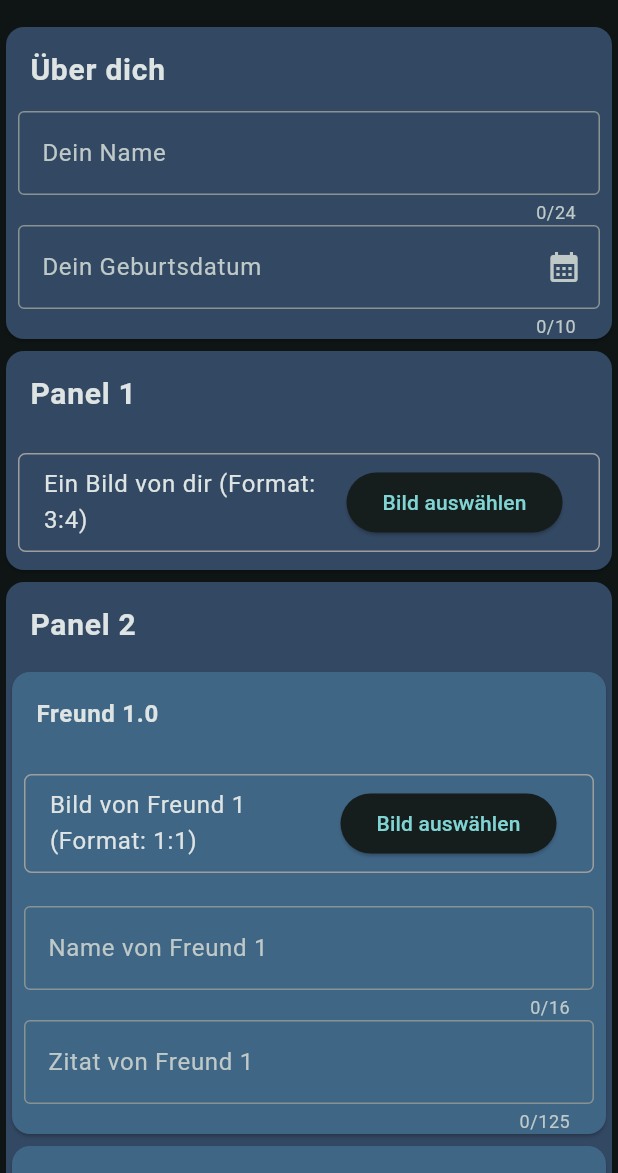
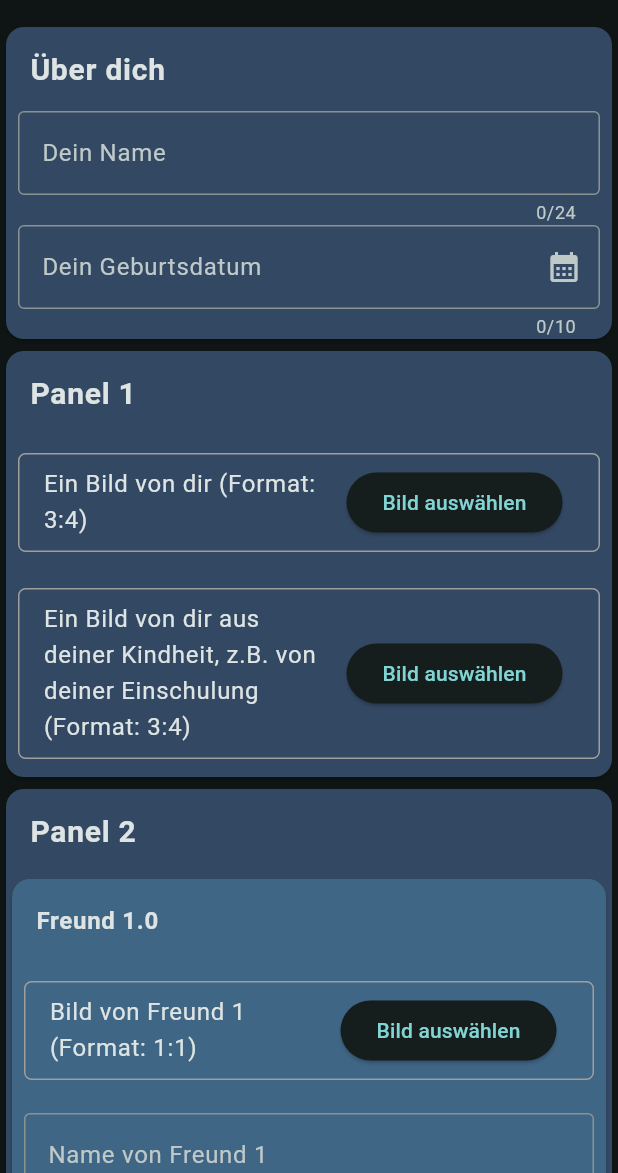
Before and after one commit to ApiInnovators/AbibuchFrontend, a Flutter app: the screen it shows after launch, on a phone screen of 412 x 824 dp, the part 63-1236 px from its top. Run offline on Flutter 3.47's test engine with Material 3 defaults, Android fonts, the phone set to English and light mode, and no system bars; missing offline and left inert: dart:html, image_picker_web.

Commit message:
Kindheitsbild

```diff
--- a/lib/api/api.dart
+++ b/lib/api/api.dart
@@ -47,6 +47,7 @@ class PreviewModel {
   String? krassestesErlebnis;
   String? einzigartigkeit;
   String? textVonFreunden;
+  String? babyBildBase64;
 
   PreviewModel({
     this.name,
@@ -63,6 +64,7 @@ class PreviewModel {
     this.krassestesErlebnis,
     this.einzigartigkeit,
     this.textVonFreunden,
+    this.babyBildBase64,
   });
 
   factory PreviewModel.fromJson(Map<String, dynamic> json) {
@@ -84,6 +86,7 @@ class PreviewModel {
       krassestesErlebnis: json['krassestes_erlebnis'],
       einzigartigkeit: json['einzigartigkeit'],
       textVonFreunden: json['text_von_freunden'],
+      babyBildBase64: json['baby_bild_base64'],
     );
   }
 
@@ -102,5 +105,6 @@ class PreviewModel {
         'text_von_freunden': textVonFreunden,
         'bild_base64': hauptBildBase64,
         'freunde_bilder_base64': freundeBilderBase64,
+        'baby_bild_base64': babyBildBase64,
       };
 }
--- a/lib/pages/panel_inputs/panel1.dart
+++ b/lib/pages/panel_inputs/panel1.dart
@@ -5,6 +5,7 @@ import '../edit.dart';
 
 class Panel1Widget extends StatelessWidget {
   String? mainImageBase64;
+  String? babyImageBase64;
 
   Panel1Widget({super.key});
 
@@ -26,6 +27,13 @@ class Panel1Widget extends StatelessWidget {
             prompt: "Ein Bild von dir (Format: 3:4)",
             base64ImageSelected: (base64Img) => mainImageBase64 = base64Img,
           ),
+          ImageInput(
+            height: 300,
+            aspectRatio: 3 / 4,
+            prompt:
+                "Ein Bild von dir aus deiner Kindheit, z.B. von deiner Einschulung (Format: 3:4)",
+            base64ImageSelected: (base64Img) => babyImageBase64 = base64Img,
+          ),
         ],
       ),
     );
@@ -34,6 +42,10 @@ class Panel1Widget extends StatelessWidget {
   String? fillPreview(PreviewModel preview) {
     if (mainImageBase64 == null) return "Du hast kein Bild von dir ausgewählt";
     preview.hauptBildBase64 = mainImageBase64;
+    if (babyImageBase64 == null) {
+      return "Es fehlt noch ein Bild aus deiner Kindheit";
+    }
+    preview.babyBildBase64 = babyImageBase64;
     return null;
   }
 }
```
